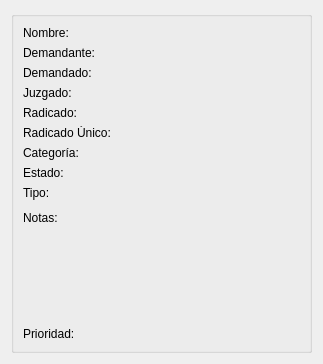
This is AbogadosDesktop/src/gui/uis/verPlantilla.ui in ehmsoft/Desktop as Qt 5 draws it before an edit. The edited form follows.
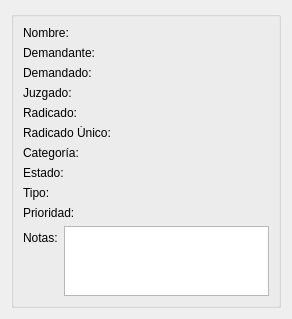
This is the edited form.

Commit message: Se mejora la visualización de las notas

Diff of the .ui file:
```diff
--- a/AbogadosDesktop/src/gui/uis/verPlantilla.ui
+++ b/AbogadosDesktop/src/gui/uis/verPlantilla.ui
@@ -6,8 +6,8 @@
    <rect>
     <x>0</x>
     <y>0</y>
-    <width>323</width>
-    <height>364</height>
+    <width>292</width>
+    <height>292</height>
    </rect>
   </property>
   <property name="sizePolicy">
@@ -232,39 +232,13 @@
          </widget>
         </item>
         <item row="9" column="0">
-         <widget class="QLabel" name="lbl10">
-          <property name="text">
-           <string>Notas:</string>
-          </property>
-         </widget>
-        </item>
-        <item row="9" column="1">
-         <widget class="QLabel" name="lblNotas">
-          <property name="sizePolicy">
-           <sizepolicy hsizetype="Fixed" vsizetype="Expanding">
-            <horstretch>0</horstretch>
-            <verstretch>0</verstretch>
-           </sizepolicy>
-          </property>
-          <property name="toolTip">
-           <string>Las notas sobre el proceso</string>
-          </property>
-          <property name="statusTip">
-           <string>Las notas sobre el proceso</string>
-          </property>
-          <property name="text">
-           <string/>
-          </property>
-         </widget>
-        </item>
-        <item row="10" column="0">
          <widget class="QLabel" name="lbl11">
           <property name="text">
            <string>Prioridad:</string>
           </property>
          </widget>
         </item>
-        <item row="10" column="1">
+        <item row="9" column="1">
          <widget class="QLabel" name="lblPrioridad">
           <property name="toolTip">
            <string>La prioridad del proceso</string>
@@ -277,19 +251,20 @@
           </property>
          </widget>
         </item>
-        <item row="0" column="1">
-         <widget class="QLabel" name="lblNombre">
-          <property name="toolTip">
-           <string>Nombre descriptivo para la plantilla</string>
-          </property>
-          <property name="statusTip">
-           <string>Nombre descriptivo para la plantilla</string>
-          </property>
+       </layout>
+      </item>
+      <item row="1" column="0">
+       <layout class="QFormLayout" name="formLayout_2">
+        <item row="0" column="0">
+         <widget class="QLabel" name="lbl10">
           <property name="text">
-           <string/>
+           <string>Notas:</string>
           </property>
          </widget>
         </item>
+        <item row="0" column="1">
+         <widget class="QTextBrowser" name="lblNotas"/>
+        </item>
        </layout>
       </item>
      </layout>
```
Left out of the diff: 13 changed lines with no effect on the pictures. The commit also changes 3 other files.
